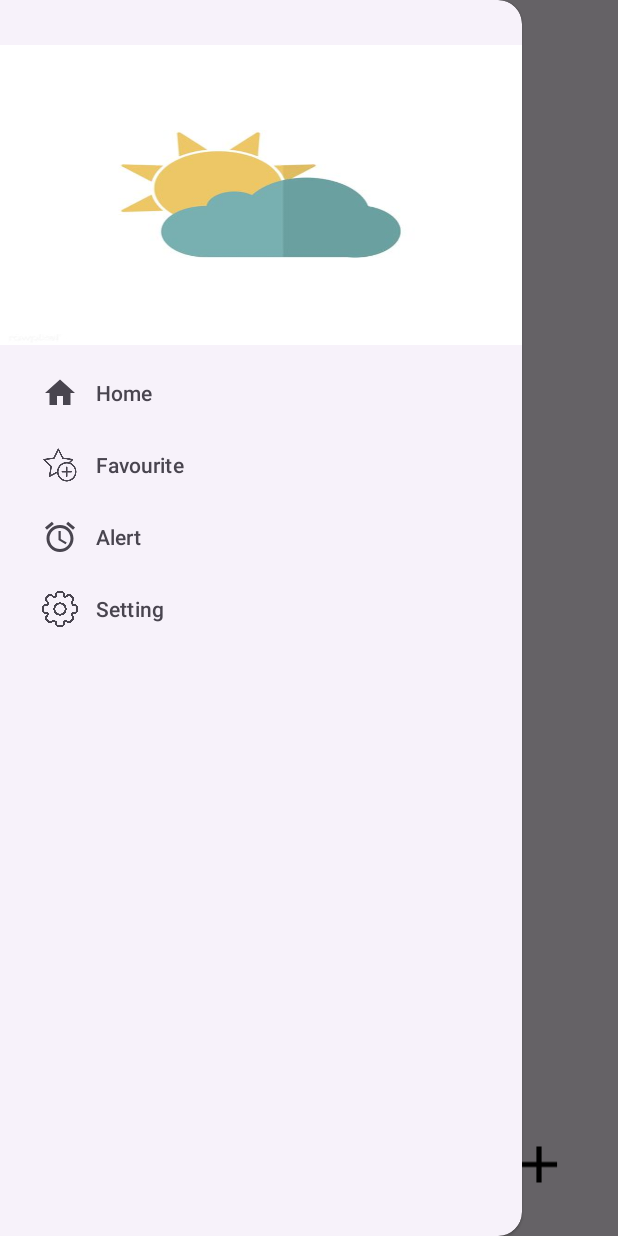
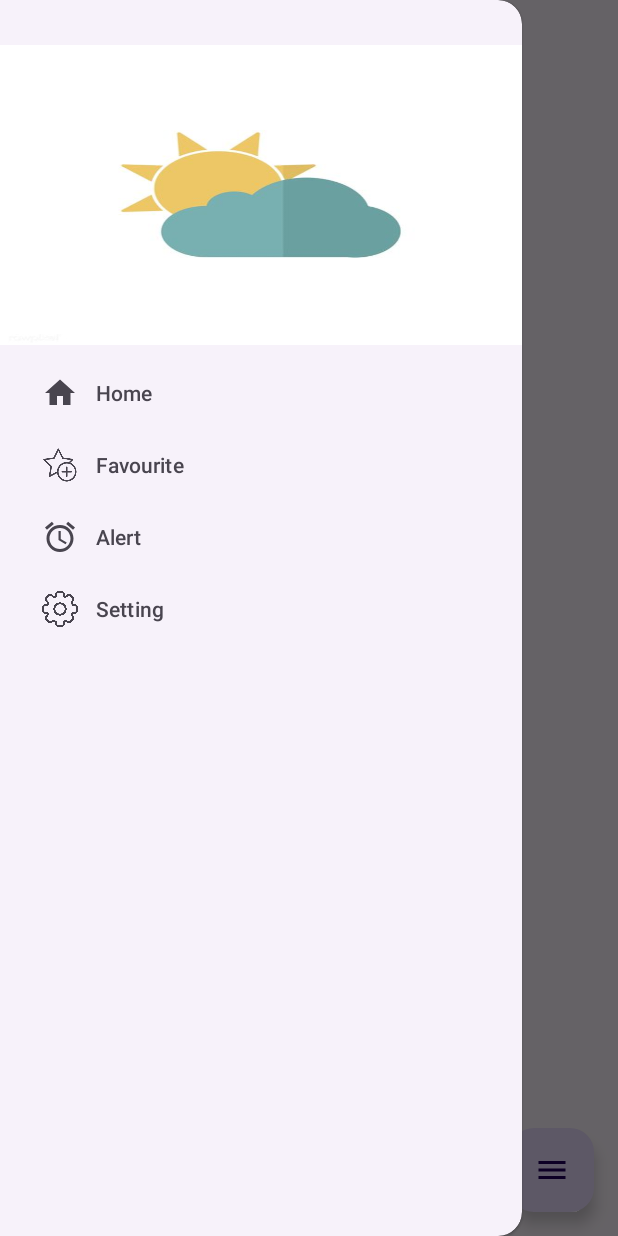
Before and after one commit to MayarSSaleh/Weather-Forecast-Application-, an Android app: the fragment AlertFragment placed in its activity, with the side drawer open, on a phone screen of 412 x 824 dp. Run offline under Robolectric (Android 15) with nearby library versions, the phone set to English and light mode, and no system bars; our stand-ins replace Picasso; pictures from the network do not load.

Commit message:
update screen UI

```diff
--- a/app/src/main/java/application/MapFragment.kt
+++ b/app/src/main/java/application/MapFragment.kt
@@ -240,7 +240,7 @@ class MapFragment(
             val selectedCountry = parent.getItemAtPosition(position) as String
             val (latitude, longitude) = countries.first { (name, _) -> name == selectedCountry }.second
             val message =
-                "Selected Country: $selectedCountry\nLatitude: $latitude\nLongitude: $longitude is added to your favorites"
+                "$selectedCountry  city is added to your favorites"
             Toast.makeText(requireContext(), message, Toast.LENGTH_SHORT).show()
             if (longitude != 0.0 && latitude != 0.0) {
                 var favLocation = FavLocation(selectedCountry, longitude, latitude)
--- a/app/src/main/java/application/alerts/view/AlertFragment.kt
+++ b/app/src/main/java/application/alerts/view/AlertFragment.kt
@@ -10,11 +10,12 @@ import android.content.SharedPreferences
 import android.net.Uri
 import android.os.Build
 import android.os.Bundle
+import android.provider.Settings
 import android.util.Log
 import android.view.LayoutInflater
 import android.view.View
 import android.view.ViewGroup
-import android.widget.ImageView
+import android.widget.PopupMenu
 import android.widget.ProgressBar
 import android.widget.Toast
 import androidx.annotation.RequiresApi
@@ -25,38 +26,41 @@ import androidx.lifecycle.lifecycleScope
 import androidx.recyclerview.widget.LinearLayoutManager
 import androidx.recyclerview.widget.RecyclerView
 import application.MapFragment
+import application.MyConstant
+import application.MyConstant.alarmNumbers
 import application.alerts.viewModel.AlertViewModel
 import application.alerts.viewModel.AlertViewModelFactory
+import application.model.Alert
 import application.model.LocalStateAlerts
 import application.model.Repository
+import com.google.android.material.floatingactionbutton.FloatingActionButton
+import com.google.gson.Gson
 import com.weather.application.R
 import kotlinx.coroutines.flow.collectLatest
 import kotlinx.coroutines.launch
 import java.text.SimpleDateFormat
 import java.util.Locale
-import android.provider.Settings
-import application.MyConstant
-import application.MyConstant.alarmNumbers
-import application.model.Alert
-import com.google.gson.Gson
 
 class AlertFragment : Fragment() {
     // alerts add here so it mush back here after add
 
-    private lateinit var add: ImageView
-    private lateinit var stopAlarms: ImageView
+//    private lateinit var add: ImageView
+//    private lateinit var stopAlarms: ImageView
+//    lateinit var stopNotifcation: ImageView
+
     private lateinit var alertRecycler: RecyclerView
     private lateinit var alertAdaptor: AlertAdaptor
     private lateinit var alertFactory: AlertViewModelFactory
     private lateinit var viewModel: AlertViewModel
     private lateinit var layoutManager: LinearLayoutManager
     lateinit var loading_view: ProgressBar
-    lateinit var stopNotifcation: ImageView
     private val CHANNEL_ID: String = "CHANNEL_ID"
     private val PERMISSION_REQUEST_CODE = 1001
     lateinit var sharedPreferences: SharedPreferences
     lateinit var editor: SharedPreferences.Editor
     lateinit var alarmManager: AlarmManager
+
+    private lateinit var alert_fab: FloatingActionButton
 
     @RequiresApi(Build.VERSION_CODES.UPSIDE_DOWN_CAKE)
     override fun onCreateView(
@@ -87,6 +91,7 @@ class AlertFragment : Fragment() {
                             isAlarmDataHandled = true
                         }
                     }
+
                     else -> {
                         loading_view.visibility = View.GONE
                         Toast.makeText(
@@ -129,7 +134,7 @@ class AlertFragment : Fragment() {
 
 
     @RequiresApi(Build.VERSION_CODES.UPSIDE_DOWN_CAKE)
-    fun observeOnAlertsList(){
+    fun observeOnAlertsList() {
         var isAlarmDataHandled = false
         lifecycleScope.launch {
             viewModel.alertsList.collectLatest {
@@ -147,6 +152,7 @@ class AlertFragment : Fragment() {
                             isAlarmDataHandled = true
                         }
                     }
+
                     else -> {
                         loading_view.visibility = View.GONE
                         Toast.makeText(
@@ -244,14 +250,17 @@ class AlertFragment : Fragment() {
     }
 
     private fun Ui(view: View) {
-        add = view.findViewById(R.id.addAlert)
+//        add = view.findViewById(R.id.addAlert)
+//        stopAlarms = view.findViewById(R.id.img_stop)
+//        stopNotifcation = view.findViewById(R.id.btn_stopNotification)
+        alert_fab = view.findViewById(R.id.alert_fab)
+
         alertFactory = AlertViewModelFactory(Repository.getInstance(requireContext()))
         viewModel = ViewModelProvider(this, alertFactory).get(AlertViewModel::class.java)
         alertRecycler = view.findViewById(R.id.alert_recycler)
         loading_view = view.findViewById(R.id.alert_loading_view)
         loading_view.visibility = View.GONE
-        stopAlarms = view.findViewById(R.id.img_stop)
-        stopNotifcation = view.findViewById(R.id.btn_stopNotification)
+
         alertAdaptor = AlertAdaptor()
         layoutManager = LinearLayoutManager(requireContext())
         alertRecycler.adapter = alertAdaptor
@@ -260,15 +269,16 @@ class AlertFragment : Fragment() {
 
     @RequiresApi(Build.VERSION_CODES.UPSIDE_DOWN_CAKE)
     private fun setOnClickListener() {
-
-        add.setOnClickListener {
-            val transaction = activity?.supportFragmentManager?.beginTransaction()
-            transaction?.replace(R.id.fragment_container, MapFragment("", 5))
-            transaction?.addToBackStack(null)
-            transaction?.commit()
+        alert_fab.setOnClickListener(View.OnClickListener { showPopupMenu() })
     }
 
-        stopAlarms.setOnClickListener {
+    @RequiresApi(Build.VERSION_CODES.UPSIDE_DOWN_CAKE)
+    private fun showPopupMenu() {
+        val popupMenu = PopupMenu(requireContext(), alert_fab)
+        popupMenu.menuInflater.inflate(R.menu.alert_menu, popupMenu.menu)
+        popupMenu.setOnMenuItemClickListener { menuItem ->
+            when (menuItem.itemId) {
+                R.id.menu_stop -> {
                     val builder = AlertDialog.Builder(requireContext())
                     builder.setTitle(getString(R.string.conformation))
                         .setMessage(getString(R.string.are_your_stop_the_alarms))
@@ -278,9 +288,10 @@ class AlertFragment : Fragment() {
                         }
                     val dialog = builder.create()
                     dialog.show()
+                    true
                 }
 
-        stopNotifcation.setOnClickListener {
+                R.id.menu_stop_notification -> {
                     val builder = AlertDialog.Builder(requireContext())
                     builder.setTitle(getString(R.string.conformation))
                         .setMessage(getString(R.string.are_your_stop_the_notifications))
@@ -290,7 +301,56 @@ class AlertFragment : Fragment() {
                         }
                     val dialog = builder.create()
                     dialog.show()
+                    true
+                }
+                R.id.menu_add_alert -> {
+                    val transaction = activity?.supportFragmentManager?.beginTransaction()
+            transaction?.replace(R.id.fragment_container, MapFragment("", 5))
+                    transaction?.addToBackStack(null)
+                    transaction?.commit()
+                    true
+                }
+
+                else -> false
+            }
+        }
+        popupMenu.show()
     }
 }
 
-}
+
+
+
+
+
+//        add.setOnClickListener {
+//            val transaction = activity?.supportFragmentManager?.beginTransaction()
+//            transaction?.replace(R.id.fragment_container, MapFragment("", 5))
+//            transaction?.addToBackStack(null)
+//            transaction?.commit()
+//        }
+//
+//        stopAlarms.setOnClickListener {
+//            val builder = AlertDialog.Builder(requireContext())
+//            builder.setTitle(getString(R.string.conformation))
+//                .setMessage(getString(R.string.are_your_stop_the_alarms))
+//                .setPositiveButton(getString(R.string.ok)) { dialog, id ->
+//                    viewModel.deleteALLAlarms()
+//                    observeOnAlertsList()
+//                }
+//            val dialog = builder.create()
+//            dialog.show()
+//        }
+//
+//        stopNotifcation.setOnClickListener {
+//            val builder = AlertDialog.Builder(requireContext())
+//            builder.setTitle(getString(R.string.conformation))
+//                .setMessage(getString(R.string.are_your_stop_the_notifications))
+//                .setPositiveButton(getString(R.string.ok)) { dialog, id ->
+//                    viewModel.deleteALLNotification()
+//                    observeOnAlertsList()
+//                }
+//            val dialog = builder.create()
+//            dialog.show()
+//        }
+//    }
--- /dev/null
+++ b/app/src/main/res/drawable/baseline_menu_24.xml
@@ -0,0 +1,5 @@
+<vector android:height="24dp" android:tint="#000000"
+    android:viewportHeight="24" android:viewportWidth="24"
+    android:width="24dp" xmlns:android="http://schemas.android.com/apk/res/android">
+    <path android:fillColor="@android:color/white" android:pathData="M3,18h18v-2L3,16v2zM3,13h18v-2L3,11v2zM3,6v2h18L21,6L3,6z"/>
+</vector>
--- a/app/src/main/res/layout/fragment_alert.xml
+++ b/app/src/main/res/layout/fragment_alert.xml
@@ -46,35 +46,17 @@
         app:layout_constraintStart_toStartOf="parent"
         app:layout_constraintTop_toTopOf="parent" />
 
-    <ImageView
-        android:id="@+id/img_stop"
-        android:layout_width="40dp"
-        android:layout_height="40dp"
-        android:layout_marginStart="107dp"
-        android:layout_marginEnd="164dp"
-        android:src="@drawable/stop_alarm"
+    <com.google.android.material.floatingactionbutton.FloatingActionButton
+        android:id="@+id/alert_fab"
+        android:layout_width="wrap_content"
+        android:layout_height="wrap_content"
+        android:layout_margin="16dp"
+        android:layout_marginEnd="16dp"
+        android:layout_marginBottom="5dp"
+        android:src="@drawable/baseline_menu_24"
         app:layout_constraintBottom_toBottomOf="parent"
-        app:layout_constraintStart_toEndOf="@+id/btn_stopNotification"
-        app:layout_constraintTop_toTopOf="@+id/btn_stopNotification"
-        app:layout_constraintVertical_bias="0.0" />
-
-    <ImageView
-        android:id="@+id/btn_stopNotification"
-        android:layout_width="50dp"
-        android:layout_height="37dp"
-        android:layout_marginStart="35dp"
-        android:layout_marginTop="28dp"
-        android:src="@drawable/notification_stop"
-        app:layout_constraintStart_toStartOf="parent"
-        app:layout_constraintTop_toBottomOf="@+id/nes" />
-
-    <ImageView
-        android:id="@+id/addAlert"
-        android:layout_width="41dp"
-        android:layout_height="43dp"
-        android:layout_marginEnd="32dp"
-        android:src="@drawable/add"
         app:layout_constraintEnd_toEndOf="parent"
-        app:layout_constraintTop_toTopOf="@+id/btn_stopNotification" />
+        app:layout_constraintTop_toBottomOf="@+id/nes"
+        app:layout_constraintVertical_bias="1.0" />
 
 </androidx.constraintlayout.widget.ConstraintLayout>
--- a/app/src/main/res/layout/fragment_favourite.xml
+++ b/app/src/main/res/layout/fragment_favourite.xml
@@ -49,16 +49,16 @@
 
     <com.google.android.material.floatingactionbutton.FloatingActionButton
         android:id="@+id/fab"
-        android:layout_width="70dp"
-        android:layout_height="70dp"
+        android:layout_width="wrap_content"
+        android:layout_height="wrap_content"
         android:layout_margin="16dp"
         android:layout_marginEnd="16dp"
-        android:src="@drawable/fav_icon"
+        android:src="@drawable/add"
         app:layout_constraintTop_toBottomOf="@+id/nes"
         app:layout_constraintEnd_toEndOf="parent"
         app:layout_constraintBottom_toBottomOf="parent"
         android:layout_marginBottom="5dp"
-     />
+        />
 
 
 </androidx.constraintlayout.widget.ConstraintLayout>
--- /dev/null
+++ b/app/src/main/res/menu/alert_menu.xml
@@ -0,0 +1,20 @@
+<?xml version="1.0" encoding="utf-8"?>
+<menu
+    xmlns:android="http://schemas.android.com/apk/res/android"
+    xmlns:tools="http://schemas.android.com/tools"
+   >
+
+    <item
+        android:id="@+id/menu_add_alert"
+        android:icon="@drawable/add"
+        android:title="Add Alert" />
+    <item
+        android:id="@+id/menu_stop"
+        android:icon="@drawable/stop_alarm"
+        android:title="Stop Alarm" />
+    <item
+        android:id="@+id/menu_stop_notification"
+        android:icon="@drawable/notification_stop"
+        android:title="Stop Notification" />
+
+</menu>
```
Lines whose indentation alone changed are shown as unchanged.
